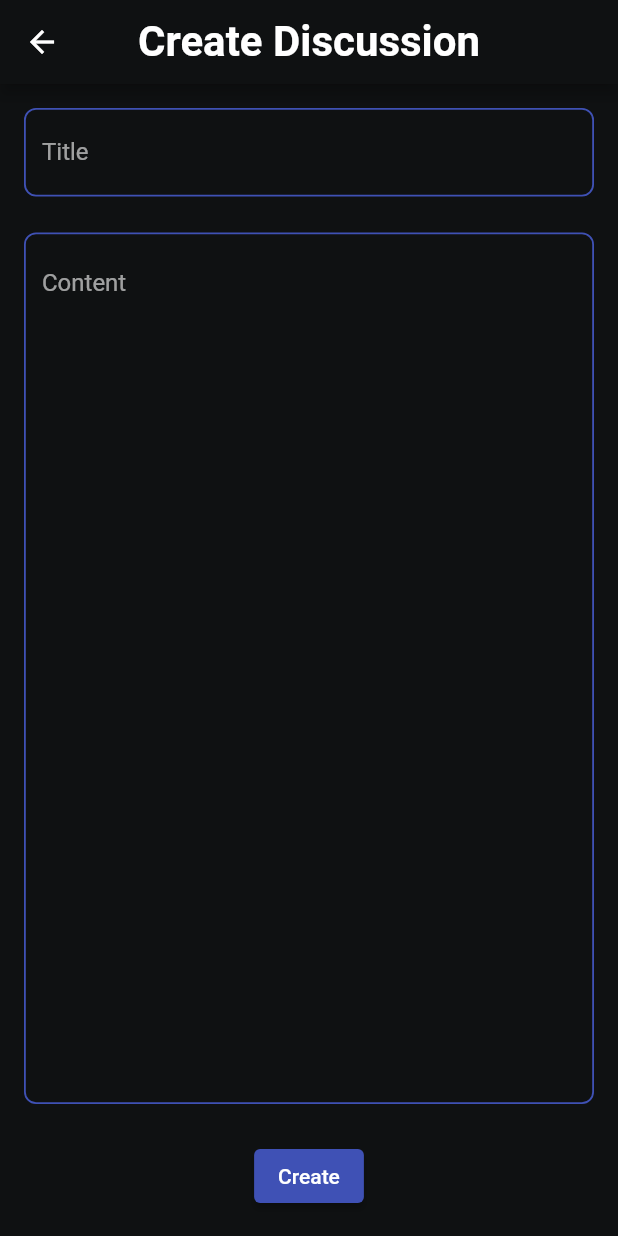
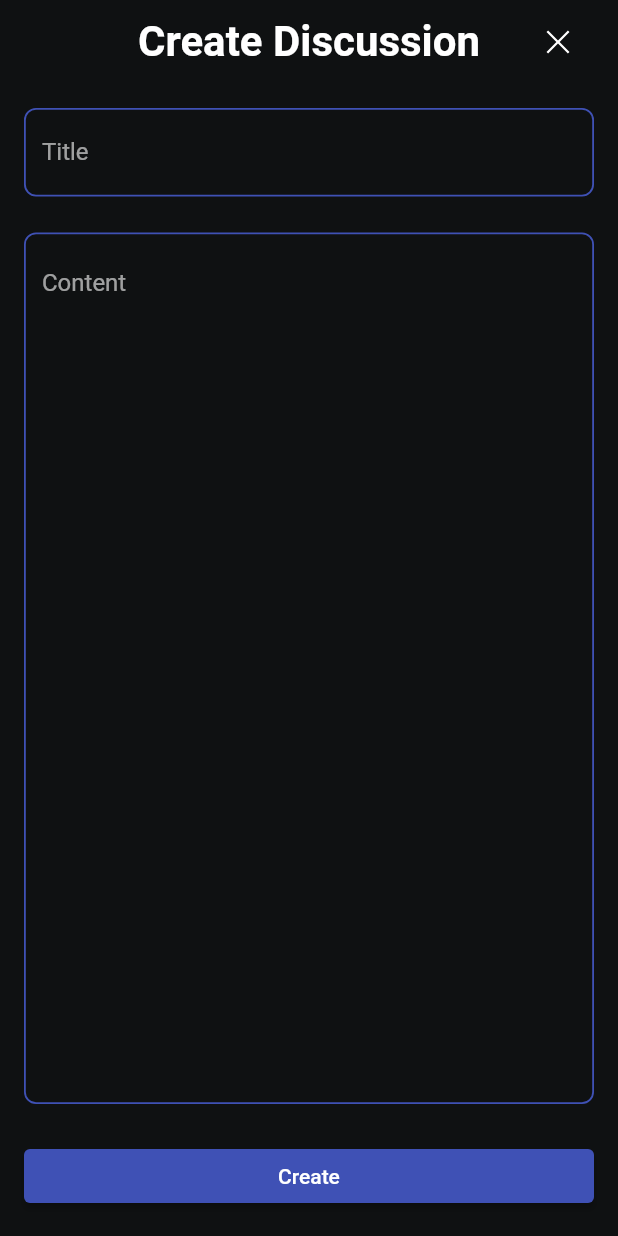
Before and after one commit to ngetech/ngetech-mobile, a Flutter app: the CreateDiscussionPage screen opened directly, on a phone screen of 412 x 824 dp. Run offline on Flutter 3.47's test engine with Material 2 defaults, Android fonts, the phone set to English and light mode, and no system bars; our stand-ins replace carousel_slider, google_nav_bar, line_icons, shared_preferences, smooth_page_indicator; accounts and stored records are empty.

Commit message:
style: fix app bar consistency

```diff
--- a/lib/feautures/forum/presentation/pages/create_discussion_page.dart
+++ b/lib/feautures/forum/presentation/pages/create_discussion_page.dart
@@ -87,7 +87,9 @@ class _CreateDiscussionPageState extends State<CreateDiscussionPage> {
                   ),
                 ),
                 const SizedBox(height: 24),
-                ElevatedButton(
+                SizedBox(
+                  width: double.infinity,
+                  child: ElevatedButton(
                     onPressed: () async {
                       if (_key.currentState!.validate()) {
                         final response = await request.postJson(
@@ -128,6 +130,7 @@ class _CreateDiscussionPageState extends State<CreateDiscussionPage> {
                     },
                     child: const Text('Create'),
                   ),
+                ),
               ],
             ),
           ),
--- a/lib/feautures/forum/presentation/widgets/forum_app_bar.dart
+++ b/lib/feautures/forum/presentation/widgets/forum_app_bar.dart
@@ -1,4 +1,6 @@
 import 'package:flutter/material.dart';
+import 'package:line_icons/line_icon.dart';
+import 'package:line_icons/line_icons.dart';
 import 'package:ngetech/core/theme/base_colors.dart';
 
 class ForumAppBar extends StatelessWidget implements PreferredSizeWidget {
@@ -16,17 +18,26 @@ class ForumAppBar extends StatelessWidget implements PreferredSizeWidget {
   Widget build(BuildContext context) {
     return AppBar(
       backgroundColor: BaseColors.charcoal,
-      leading: IconButton(
-        icon: const Icon(Icons.arrow_back),
-        onPressed: () {
-          Navigator.pop(context);
-        },
-      ),
+      actions: [
+        Padding(
+          padding: const EdgeInsets.only(right: 28),
+          child: GestureDetector(
+            onTap: () {
+              Navigator.pop(context);
+            },
+            child: LineIcon(
+              LineIcons.times,
+            ),
+          ),
+        )
+      ],
+      leading: Container(),
       title: Text(
         title,
         style: const TextStyle(fontSize: 28, fontWeight: FontWeight.bold),
       ),
       centerTitle: true,
+      elevation: 0,
     );
   }
 }
```
Lines whose indentation alone changed are shown as unchanged.
